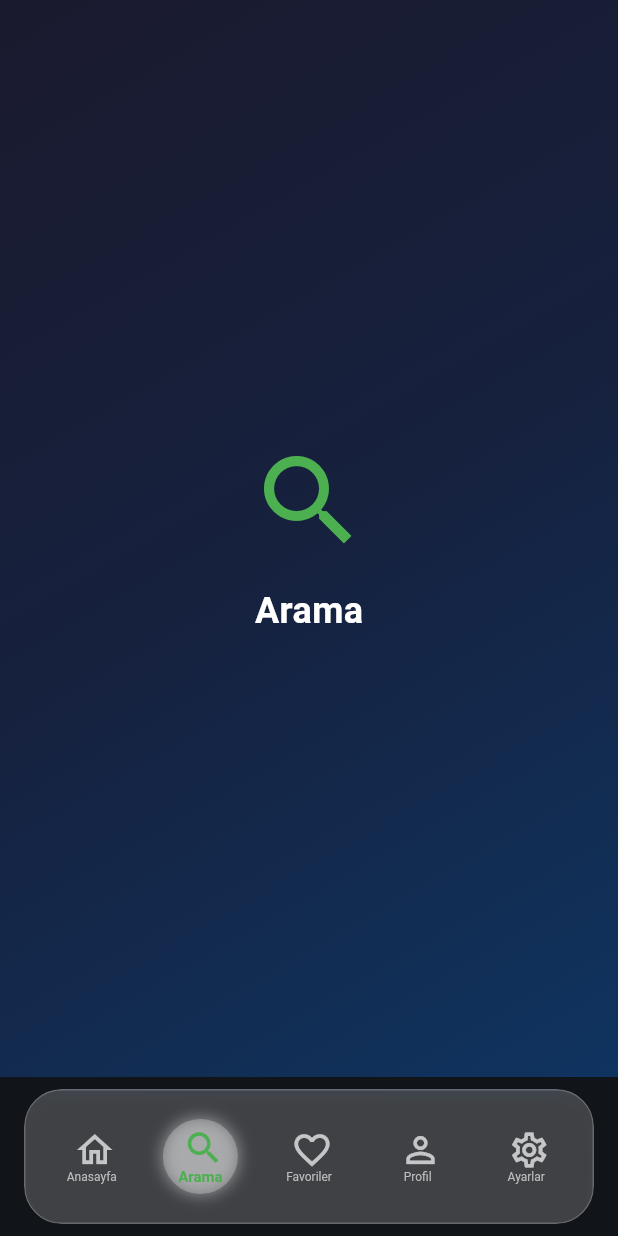
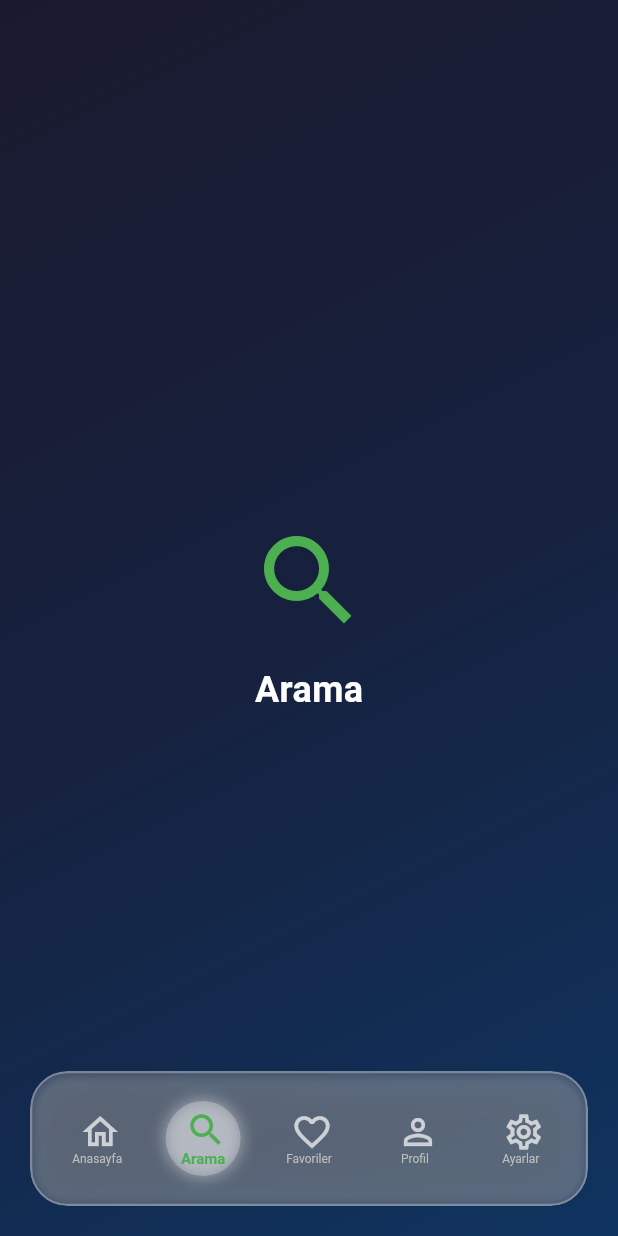
Before and after one commit to abdullah017/flutter-liquid-glass-bottom-nav, a Flutter app: the screen it shows after launch, item 2 of the bottom bar chosen, on a phone screen of 412 x 824 dp. Run offline on Flutter 3.47's test engine with Material 3 defaults, Android fonts, the phone set to English and light mode, and no system bars; our stand-ins replace cached_network_image; network calls fail.

```diff
--- a/lib/src/liquid_bottom_navbar.dart
+++ b/lib/src/liquid_bottom_navbar.dart
@@ -1,5 +1,7 @@
+
 import 'dart:ui';
 import 'package:flutter/material.dart';
+import 'package:flutter/rendering.dart';
 
 import 'liquid_glass_settings.dart';
 
@@ -28,14 +30,14 @@ class LiquidNavbarItem {
 /// Liquid Glass Bottom Navigation Bar
 class LiquidBottomNavbar extends StatefulWidget {
   const LiquidBottomNavbar({
-    super.key,
+    Key? key,
     required this.items,
     required this.onTap,
     this.currentIndex = 0,
     this.settings = const LiquidGlassSettings(),
     this.height = 70.0,
     this.backgroundColor = Colors.transparent,
-  });
+  }) : super(key: key);
 
   /// Navbar item'ları
   final List<LiquidNavbarItem> items;
@@ -65,24 +67,42 @@ class _LiquidBottomNavbarState extends State<LiquidBottomNavbar>
   Widget build(BuildContext context) {
     return Container(
       height: widget.height,
-      margin: const EdgeInsets.symmetric(horizontal: 16, vertical: 8),
+      margin: const EdgeInsets.all(20), // Her taraftan 20px boşluk
       child: ClipRRect(
         borderRadius: BorderRadius.circular(25),
         child: BackdropFilter(
           filter: ImageFilter.blur(sigmaX: 10, sigmaY: 10),
           child: Container(
             decoration: BoxDecoration(
-              color: widget.settings.glassColor.withValues(alpha: 0.2),
+              color: Colors.white.withOpacity(0.15), // Beyaz transparent
               borderRadius: BorderRadius.circular(25),
               border: Border.all(
-                color: Colors.white.withValues(alpha: 0.2),
-                width: 1,
+                color: Colors.white.withOpacity(
+                  0.3,
+                ), // Daha belirgin beyaz border
+                width: 1.5,
               ),
               boxShadow: [
+                // Üst gölge (elevation efekti)
                 BoxShadow(
-                  color: Colors.black.withValues(alpha: 0.1),
-                  blurRadius: 10,
-                  offset: const Offset(0, 5),
+                  color: Colors.black.withOpacity(0.15),
+                  blurRadius: 20,
+                  offset: const Offset(0, -2),
+                  spreadRadius: 0,
+                ),
+                // Alt gölge (elevation efekti)
+                BoxShadow(
+                  color: Colors.black.withOpacity(0.25),
+                  blurRadius: 25,
+                  offset: const Offset(0, 8),
+                  spreadRadius: 2,
+                ),
+                // İç gölge efekti için ekstra
+                BoxShadow(
+                  color: Colors.white.withOpacity(0.2),
+                  blurRadius: 5,
+                  offset: const Offset(0, 1),
+                  spreadRadius: -1,
                 ),
               ],
             ),
@@ -161,7 +181,7 @@ class _NavbarContentState extends State<_NavbarContent>
               return Expanded(
                 child: GestureDetector(
                   onTap: () => widget.onTap(index),
-                  child: SizedBox(
+                  child: Container(
                     height: 60,
                     child: Stack(
                       alignment: Alignment.center,
@@ -177,11 +197,11 @@ class _NavbarContentState extends State<_NavbarContent>
                                   width: 50,
                                   height: 50,
                                   decoration: BoxDecoration(
-                                    color: Colors.white.withValues(alpha: 0.25),
+                                    color: Colors.white.withOpacity(0.25),
                                     borderRadius: BorderRadius.circular(25),
                                     boxShadow: [
                                       BoxShadow(
-                                        color: Colors.white.withValues(alpha: 0.4),
+                                        color: Colors.white.withOpacity(0.4),
                                         blurRadius: 8,
                                         spreadRadius: 1,
                                       ),
--- a/pubspec.yaml
+++ b/pubspec.yaml
@@ -35,6 +35,8 @@ dependencies:
   # Use with the CupertinoIcons class for iOS style icons.
   cupertino_icons: ^1.0.8
   flutter_shaders: ^0.1.3
+  http: ^1.1.0
+  cached_network_image: ^3.3.0
 
 dev_dependencies:
   flutter_test:
```
Also changed, not shown: lib/main.dart (+171 -20 lines), lib/src/liquid_navbar_render.dart (+8 -5 lines), pubspec.lock, 4 other files.
